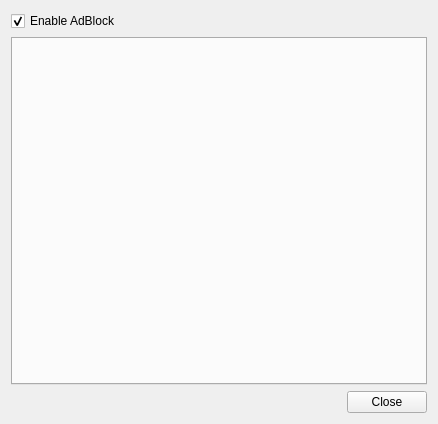
Before: the Qt Designer form src/librssguard/network-web/adblock/adblockdialog.ui in norbusan/rssguard-debian, drawn with Qt 5.
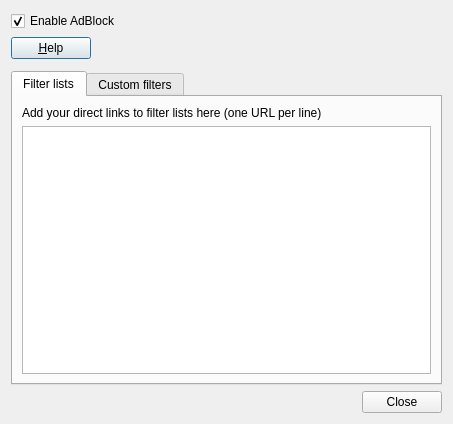
After: the same form once the commit is applied. Custom widgets are drawn as their Qt base class.

```diff
--- a/src/librssguard/network-web/adblock/adblockdialog.ui
+++ b/src/librssguard/network-web/adblock/adblockdialog.ui
@@ -1,7 +1,7 @@
 <?xml version="1.0" encoding="UTF-8"?>
 <ui version="4.0">
  <class>AdBlockDialog</class>
- <widget class="QWidget" name="AdBlockDialog">
+ <widget class="QDialog" name="AdBlockDialog">
   <property name="windowModality">
    <enum>Qt::NonModal</enum>
   </property>
@@ -9,12 +9,12 @@
    <rect>
     <x>0</x>
     <y>0</y>
-    <width>438</width>
+    <width>453</width>
     <height>424</height>
    </rect>
   </property>
-  <layout class="QVBoxLayout" name="verticalLayout">
-   <item>
+  <layout class="QFormLayout" name="formLayout">
+   <item row="0" column="0" colspan="2">
     <widget class="QCheckBox" name="m_cbEnable">
      <property name="text">
       <string>Enable AdBlock</string>
@@ -24,14 +24,78 @@
      </property>
     </widget>
    </item>
-   <item>
-    <widget class="QTabWidget" name="m_tabSubscriptions">
+   <item row="1" column="0" colspan="2">
+    <layout class="QHBoxLayout" name="horizontalLayout">
+     <item>
+      <widget class="QPushButton" name="m_btnHelp">
+       <property name="text">
+        <string>&amp;Help</string>
+       </property>
+      </widget>
+     </item>
+     <item>
+      <spacer name="horizontalSpacer">
+       <property name="orientation">
+        <enum>Qt::Horizontal</enum>
+       </property>
+       <property name="sizeHint" stdset="0">
+        <size>
+         <width>40</width>
+         <height>20</height>
+        </size>
+       </property>
+      </spacer>
+     </item>
+    </layout>
+   </item>
+   <item row="3" column="0" colspan="2">
+    <widget class="QTabWidget" name="m_tcSubscriptions">
      <property name="currentIndex">
-      <number>-1</number>
+      <number>0</number>
      </property>
+     <widget class="QWidget" name="m_tabPredefinedLists">
+      <attribute name="title">
+       <string>Filter lists</string>
+      </attribute>
+      <layout class="QVBoxLayout" name="verticalLayout_3">
+       <item>
+        <widget class="QLabel" name="label_2">
+         <property name="text">
+          <string>Add your direct links to filter lists here (one URL per line)</string>
+         </property>
+         <property name="buddy">
+          <cstring>m_txtPredefined</cstring>
+         </property>
+        </widget>
+       </item>
+       <item>
+        <widget class="QPlainTextEdit" name="m_txtPredefined"/>
+       </item>
+      </layout>
+     </widget>
+     <widget class="QWidget" name="m_tabCustomFilters">
+      <attribute name="title">
+       <string>Custom filters</string>
+      </attribute>
+      <layout class="QVBoxLayout" name="verticalLayout_2">
+       <item>
+        <widget class="QLabel" name="label">
+         <property name="text">
+          <string>Add your custom filters here (one filter per line)</string>
+         </property>
+         <property name="buddy">
+          <cstring>m_txtCustom</cstring>
+         </property>
+        </widget>
+       </item>
+       <item>
+        <widget class="QPlainTextEdit" name="m_txtCustom"/>
+       </item>
+      </layout>
+     </widget>
     </widget>
    </item>
-   <item>
+   <item row="4" column="0" colspan="2">
     <widget class="QDialogButtonBox" name="m_buttonBox">
      <property name="orientation">
       <enum>Qt::Horizontal</enum>
@@ -41,8 +105,30 @@
      </property>
     </widget>
    </item>
+   <item row="2" column="0" colspan="2">
+    <widget class="LabelWithStatus" name="m_lblTestResult" native="true">
+     <property name="layoutDirection">
+      <enum>Qt::RightToLeft</enum>
+     </property>
+    </widget>
+   </item>
   </layout>
  </widget>
+ <customwidgets>
+  <customwidget>
+   <class>LabelWithStatus</class>
+   <extends>QWidget</extends>
+   <header>labelwithstatus.h</header>
+   <container>1</container>
+  </customwidget>
+ </customwidgets>
+ <tabstops>
+  <tabstop>m_cbEnable</tabstop>
+  <tabstop>m_btnHelp</tabstop>
+  <tabstop>m_tcSubscriptions</tabstop>
+  <tabstop>m_txtPredefined</tabstop>
+  <tabstop>m_txtCustom</tabstop>
+ </tabstops>
  <resources/>
  <connections/>
 </ui>
```
Left out of the diff: 35 changed lines with no effect on the pictures.
